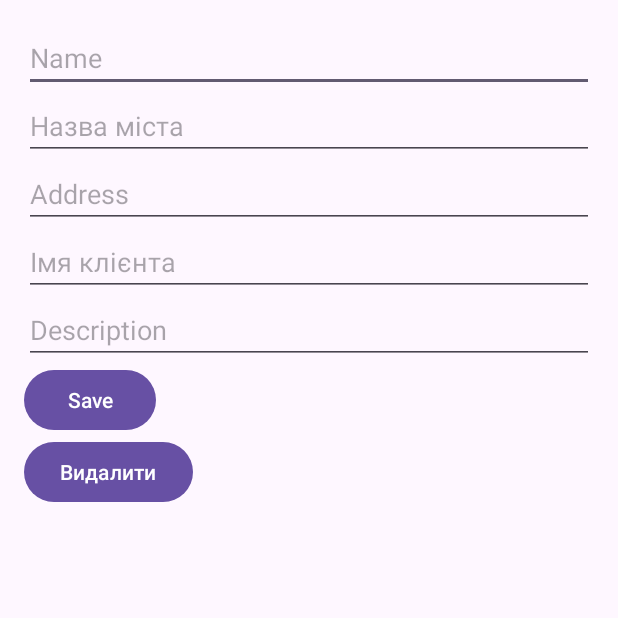
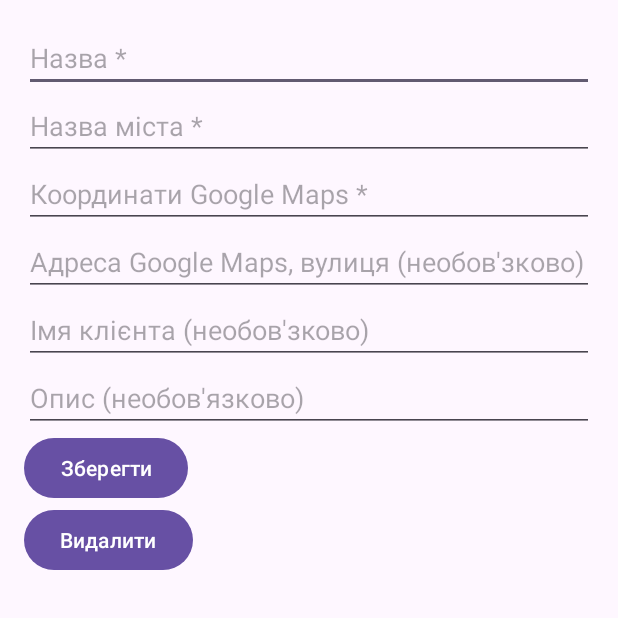
Before and after one commit to PokiGame/MarshRoute, an Android app: the EditPointDetailsActivity screen opened directly, with no data from a screen before it, on a phone screen of 412 x 824 dp, the top half of it. Run offline under Robolectric (Android 15) with nearby library versions, the phone set to English and light mode, and no system bars; our stand-ins replace Firebase (no records; nobody signed in at launch, a user with empty details on screens opened directly).

Commit message:
0.4.4 Mini attention fix

```diff
--- a/app/src/main/java/com/example/marshroute/EditPointDetailsActivity.kt
+++ b/app/src/main/java/com/example/marshroute/EditPointDetailsActivity.kt
@@ -14,6 +14,7 @@ class EditPointDetailsActivity : AppCompatActivity() {
     private lateinit var editTextAddress: EditText
     private lateinit var editTextClient: EditText
     private lateinit var editTextDescription: EditText
+    private lateinit var editTextCoordinates: EditText
     private lateinit var buttonSave: Button
     private lateinit var buttonDelete: Button
     private lateinit var dbManager: DatabaseManager
@@ -28,6 +29,7 @@ class EditPointDetailsActivity : AppCompatActivity() {
         editTextAddress = findViewById(R.id.editTextAddress)
         editTextClient = findViewById(R.id.editTextClient)
         editTextDescription = findViewById(R.id.editTextDescription)
+        editTextCoordinates = findViewById(R.id.editTextCoordinates)
         buttonSave = findViewById(R.id.buttonSave)
         buttonDelete = findViewById(R.id.buttonDelete)
 
@@ -41,6 +43,7 @@ class EditPointDetailsActivity : AppCompatActivity() {
                 editTextAddress.setText(it.address)
                 editTextClient.setText(it.client)
                 editTextDescription.setText(it.description)
+                editTextCoordinates.setText(it.coordinates)
             }
         }
 
@@ -50,8 +53,9 @@ class EditPointDetailsActivity : AppCompatActivity() {
             val address = editTextAddress.text.toString()
             val client = editTextClient.text.toString()
             val description = editTextDescription.text.toString()
+            val coordinates = editTextCoordinates.text.toString()
 
-            dbManager.updateRoutePoint(pointId, name, city, address, client, description)
+            dbManager.updateRoutePoint(pointId, name, city, address, client, description, coordinates)
             Toast.makeText(this, "Точка оновлена", Toast.LENGTH_SHORT).show()
             setResult(Activity.RESULT_OK)
             finish()
--- a/app/src/main/res/layout/activity_edit_point_details.xml
+++ b/app/src/main/res/layout/activity_edit_point_details.xml
@@ -9,42 +9,56 @@
         android:id="@+id/editTextName"
         android:layout_width="match_parent"
         android:layout_height="wrap_content"
-        android:hint="Name"/>
+        android:autofillHints=""
+        android:hint="@string/pointNameText"/>
 
     <EditText
         android:id="@+id/editTextCity"
         android:layout_width="match_parent"
         android:layout_height="wrap_content"
-        android:hint="Назва міста" />
+        android:autofillHints=""
+        android:hint="@string/cityNameText" />
+
+    <EditText
+        android:id="@+id/editTextCoordinates"
+        android:layout_width="match_parent"
+        android:layout_height="wrap_content"
+        android:autofillHints=""
+        android:hint="@string/coordinatesGoogleText" />
 
     <EditText
         android:id="@+id/editTextAddress"
         android:layout_width="match_parent"
         android:layout_height="wrap_content"
-        android:hint="Address"/>
+        android:autofillHints=""
+        android:hint="@string/addressGoogleText"/>
 
     <EditText
         android:id="@+id/editTextClient"
         android:layout_width="match_parent"
         android:layout_height="wrap_content"
-        android:hint="Імя клієнта" />
+        android:autofillHints=""
+        android:hint="@string/clientNameText" />
 
     <EditText
         android:id="@+id/editTextDescription"
         android:layout_width="match_parent"
         android:layout_height="wrap_content"
-        android:hint="Description"/>
+        android:autofillHints=""
+        android:hint="@string/descriptionText"/>
 
     <Button
         android:id="@+id/buttonSave"
         android:layout_width="wrap_content"
         android:layout_height="wrap_content"
-        android:text="Save"/>
+        android:autofillHints=""
+        android:text="@string/saveText"/>
 
     <Button
         android:id="@+id/buttonDelete"
         android:layout_width="wrap_content"
         android:layout_height="wrap_content"
-        android:text="Видалити" />
+        android:autofillHints=""
+        android:text="@string/deleteText" />
 
 </LinearLayout>
--- a/app/src/main/res/values/strings.xml
+++ b/app/src/main/res/values/strings.xml
@@ -1,4 +1,15 @@
 <resources>
     <string name="app_name">MarshRoute</string>
     <string name="add_button_description">Додати</string>
+    <string name="clientNameText">Імя клієнта (необов\'зково)</string>
+    <string name="addressGoogleText">Адреса Google Maps, вулиця (необов\'зково)</string>
+    <string name="coordinatesGoogleText">Координати Google Maps *</string>
+    <string name="cityNameText">Назва міста *</string>
+    <string name="pointNameText">Назва *</string>
+    <string name="descriptionText">Опис (необов\'язково)</string>
+    <string name="saveText">Зберегти</string>
+    <string name="deleteText">Видалити</string>
+    <string name="pointEditText">Редагувати точки</string>
+    <string name="doMarshrouteText">Проложити маршрут</string>
+    <string name="pointAddText">+</string>
 </resources>
```
Also changed, not shown: app/src/main/java/com/example/marshroute/AddPointActivity.kt (+5 -2 lines), app/src/main/java/com/example/marshroute/Point.kt (+5 -2 lines), app/src/main/java/com/example/marshroute/database/DatabaseManager.kt (+12 -8 lines), app/src/main/res/layout/activity_add_point.xml (+18 -6 lines), app/src/main/res/layout/activity_main.xml (+5 -6 lines).
